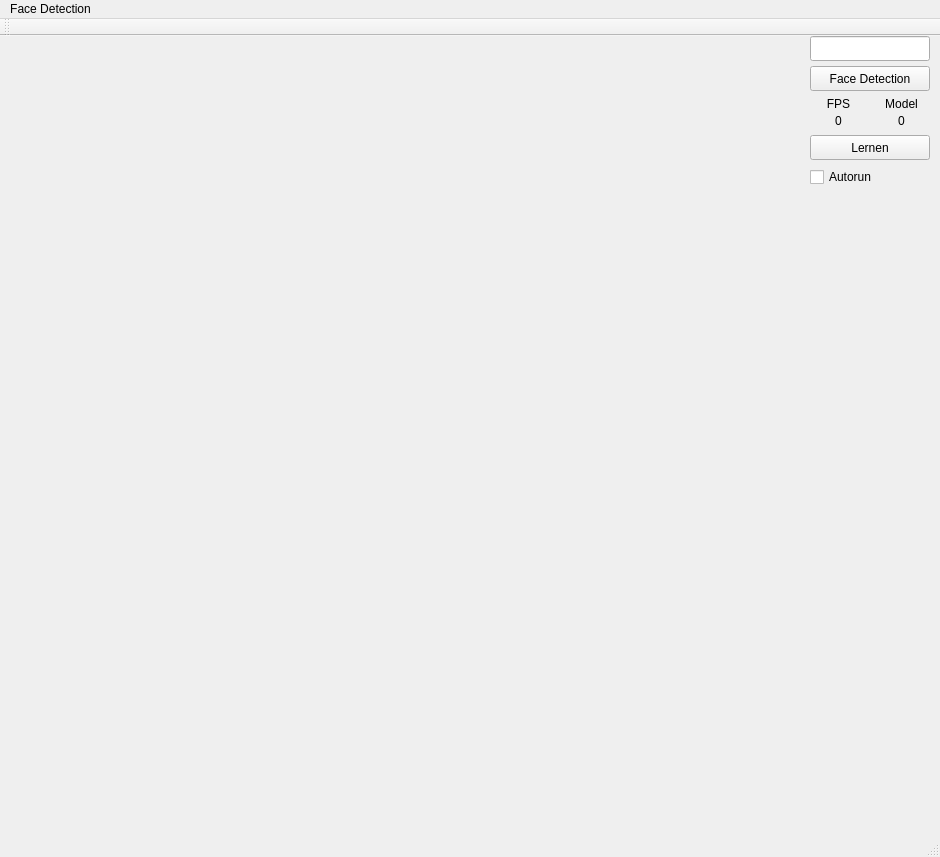
Old version of the form AufmerksamkeitTracken/mainwindow.ui in the repository Fomore/Master.
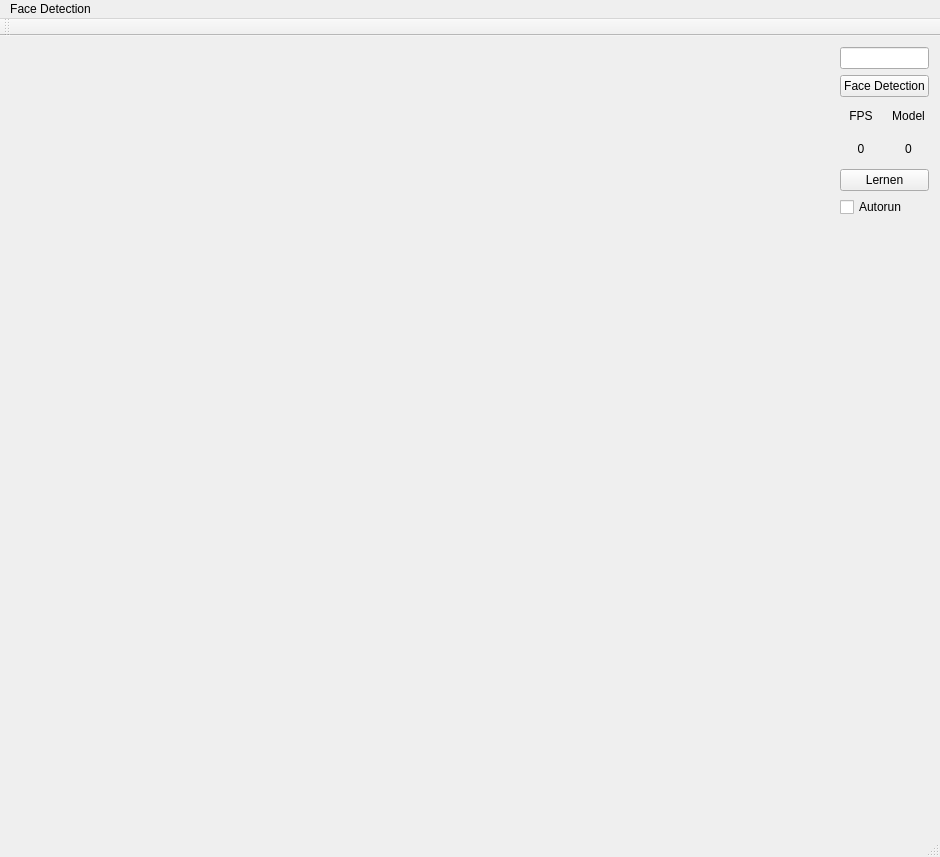
New version of the form.

The edit to the form file:
```diff
--- a/AufmerksamkeitTracken/mainwindow.ui
+++ b/AufmerksamkeitTracken/mainwindow.ui
@@ -14,128 +14,101 @@
    <string>MainWindow</string>
   </property>
   <widget class="QWidget" name="centralWidget">
+   <layout class="QHBoxLayout" name="horizontalLayout_4" stretch="20,1">
+    <item>
+     <layout class="QVBoxLayout" name="verticalLayout_4" stretch="5,2">
+      <item>
+       <widget class="QLabel" name="Main_Label">
+        <property name="text">
+         <string/>
+        </property>
+        <property name="alignment">
+         <set>Qt::AlignCenter</set>
+        </property>
+       </widget>
+      </item>
+      <item>
+       <layout class="QHBoxLayout" name="horizontalLayout_3">
+        <item>
+         <widget class="QLabel" name="ImageBottomLeft_label">
+          <property name="text">
+           <string/>
+          </property>
+          <property name="alignment">
+           <set>Qt::AlignCenter</set>
+          </property>
+         </widget>
+        </item>
+        <item>
+         <widget class="QLabel" name="ImageBottomCenter_label">
+          <property name="text">
+           <string/>
+          </property>
+          <property name="alignment">
+           <set>Qt::AlignCenter</set>
+          </property>
+         </widget>
+        </item>
+        <item>
+         <widget class="QLabel" name="ImageBottomRight_label">
+          <property name="text">
+           <string/>
+          </property>
+          <property name="alignment">
+           <set>Qt::AlignCenter</set>
+          </property>
+         </widget>
+        </item>
+       </layout>
+      </item>
+     </layout>
+    </item>
+    <item>
+     <layout class="QVBoxLayout" name="verticalLayout_3" stretch="1,1,1,1,1,10">
+      <item>
+       <widget class="QLineEdit" name="Path_lineEdit"/>
+      </item>
+      <item>
    <widget class="QPushButton" name="pushButton">
-    <property name="geometry">
-     <rect>
-      <x>810</x>
-      <y>30</y>
-      <width>120</width>
-      <height>25</height>
-     </rect>
-    </property>
     <property name="text">
      <string>Face Detection</string>
     </property>
    </widget>
-   <widget class="QLabel" name="Main_Label">
-    <property name="geometry">
-     <rect>
-      <x>0</x>
-      <y>0</y>
-      <width>800</width>
-      <height>600</height>
-     </rect>
-    </property>
-    <property name="text">
-     <string/>
-    </property>
-    <property name="alignment">
-     <set>Qt::AlignCenter</set>
-    </property>
-   </widget>
-   <widget class="QLabel" name="Left_Label">
-    <property name="geometry">
-     <rect>
-      <x>800</x>
-      <y>159</y>
-      <width>70</width>
-      <height>441</height>
-     </rect>
-    </property>
-    <property name="text">
-     <string/>
-    </property>
-    <property name="alignment">
-     <set>Qt::AlignLeading|Qt::AlignLeft|Qt::AlignTop</set>
-    </property>
-   </widget>
-   <widget class="QLabel" name="Right_Label">
-    <property name="geometry">
-     <rect>
-      <x>870</x>
-      <y>159</y>
-      <width>70</width>
-      <height>441</height>
-     </rect>
-    </property>
-    <property name="text">
-     <string/>
-    </property>
-    <property name="alignment">
-     <set>Qt::AlignLeading|Qt::AlignLeft|Qt::AlignTop</set>
-    </property>
-   </widget>
-   <widget class="QLineEdit" name="Path_lineEdit">
-    <property name="geometry">
-     <rect>
-      <x>810</x>
-      <y>0</y>
-      <width>120</width>
-      <height>25</height>
-     </rect>
-    </property>
-   </widget>
+      </item>
+      <item>
+       <layout class="QHBoxLayout" name="horizontalLayout">
+        <item>
+         <layout class="QVBoxLayout" name="verticalLayout">
+          <item>
    <widget class="QLabel" name="FPS_Text_Label">
-    <property name="geometry">
-     <rect>
-      <x>810</x>
-      <y>60</y>
-      <width>57</width>
-      <height>17</height>
-     </rect>
-    </property>
     <property name="text">
      <string>&lt;html&gt;&lt;head/&gt;&lt;body&gt;&lt;p align=&quot;center&quot;&gt;FPS&lt;/p&gt;&lt;/body&gt;&lt;/html&gt;</string>
     </property>
    </widget>
+          </item>
+          <item>
+           <widget class="QLabel" name="FPS_Label">
+            <property name="text">
+             <string>&lt;html&gt;&lt;head/&gt;&lt;body&gt;&lt;p align=&quot;center&quot;&gt;0&lt;/p&gt;&lt;/body&gt;&lt;/html&gt;</string>
+            </property>
+            <property name="alignment">
+             <set>Qt::AlignCenter</set>
+            </property>
+           </widget>
+          </item>
+         </layout>
+        </item>
+        <item>
+         <layout class="QVBoxLayout" name="verticalLayout_2">
+          <item>
    <widget class="QLabel" name="Model_Text_Label">
-    <property name="geometry">
-     <rect>
-      <x>873</x>
-      <y>60</y>
-      <width>57</width>
-      <height>17</height>
-     </rect>
-    </property>
     <property name="text">
      <string>&lt;html&gt;&lt;head/&gt;&lt;body&gt;&lt;p align=&quot;center&quot;&gt;Model&lt;/p&gt;&lt;/body&gt;&lt;/html&gt;</string>
     </property>
    </widget>
-   <widget class="QLabel" name="FPS_Label">
-    <property name="geometry">
-     <rect>
-      <x>810</x>
-      <y>77</y>
-      <width>57</width>
-      <height>17</height>
-     </rect>
-    </property>
-    <property name="text">
-     <string>&lt;html&gt;&lt;head/&gt;&lt;body&gt;&lt;p align=&quot;center&quot;&gt;0&lt;/p&gt;&lt;/body&gt;&lt;/html&gt;</string>
-    </property>
-    <property name="alignment">
-     <set>Qt::AlignCenter</set>
-    </property>
-   </widget>
+          </item>
+          <item>
    <widget class="QLabel" name="Model_Label">
-    <property name="geometry">
-     <rect>
-      <x>873</x>
-      <y>77</y>
-      <width>57</width>
-      <height>17</height>
-     </rect>
-    </property>
     <property name="text">
      <string>&lt;html&gt;&lt;head/&gt;&lt;body&gt;&lt;p align=&quot;center&quot;&gt;0&lt;/p&gt;&lt;/body&gt;&lt;/html&gt;</string>
     </property>
@@ -143,28 +116,20 @@
      <set>Qt::AlignCenter</set>
     </property>
    </widget>
+          </item>
+         </layout>
+        </item>
+       </layout>
+      </item>
+      <item>
    <widget class="QPushButton" name="Learn_Button">
-    <property name="geometry">
-     <rect>
-      <x>810</x>
-      <y>99</y>
-      <width>120</width>
-      <height>25</height>
-     </rect>
-    </property>
     <property name="text">
      <string>Lernen</string>
     </property>
    </widget>
+      </item>
+      <item>
    <widget class="QCheckBox" name="checkBox_Autorun">
-    <property name="geometry">
-     <rect>
-      <x>810</x>
-      <y>130</y>
-      <width>97</width>
-      <height>22</height>
-     </rect>
-    </property>
     <property name="text">
      <string>Autorun</string>
     </property>
@@ -172,54 +137,34 @@
      <bool>false</bool>
     </property>
    </widget>
-   <widget class="QLabel" name="ImageBottomLeft_label">
-    <property name="geometry">
-     <rect>
-      <x>0</x>
-      <y>600</y>
-      <width>312</width>
-      <height>208</height>
-     </rect>
-    </property>
+      </item>
+      <item>
+       <layout class="QHBoxLayout" name="horizontalLayout_2">
+        <item>
+         <widget class="QLabel" name="Left_Label">
     <property name="text">
      <string/>
     </property>
     <property name="alignment">
-     <set>Qt::AlignCenter</set>
-    </property>
-   </widget>
-   <widget class="QLabel" name="ImageBottomCenter_label">
-    <property name="geometry">
-     <rect>
-      <x>314</x>
-      <y>600</y>
-      <width>312</width>
-      <height>208</height>
-     </rect>
-    </property>
+           <set>Qt::AlignLeading|Qt::AlignLeft|Qt::AlignTop</set>
+          </property>
+         </widget>
+        </item>
+        <item>
+         <widget class="QLabel" name="Right_Label">
     <property name="text">
      <string/>
     </property>
     <property name="alignment">
-     <set>Qt::AlignCenter</set>
-    </property>
-   </widget>
-   <widget class="QLabel" name="ImageBottomRight_label">
-    <property name="geometry">
-     <rect>
-      <x>628</x>
-      <y>600</y>
-      <width>312</width>
-      <height>208</height>
-     </rect>
-    </property>
-    <property name="text">
-     <string/>
-    </property>
-    <property name="alignment">
-     <set>Qt::AlignCenter</set>
-    </property>
-   </widget>
+           <set>Qt::AlignLeading|Qt::AlignLeft|Qt::AlignTop</set>
+          </property>
+         </widget>
+        </item>
+       </layout>
+      </item>
+     </layout>
+    </item>
+   </layout>
   </widget>
   <widget class="QMenuBar" name="menuBar">
    <property name="geometry">
```
Lines whose indentation alone changed are shown as unchanged.
